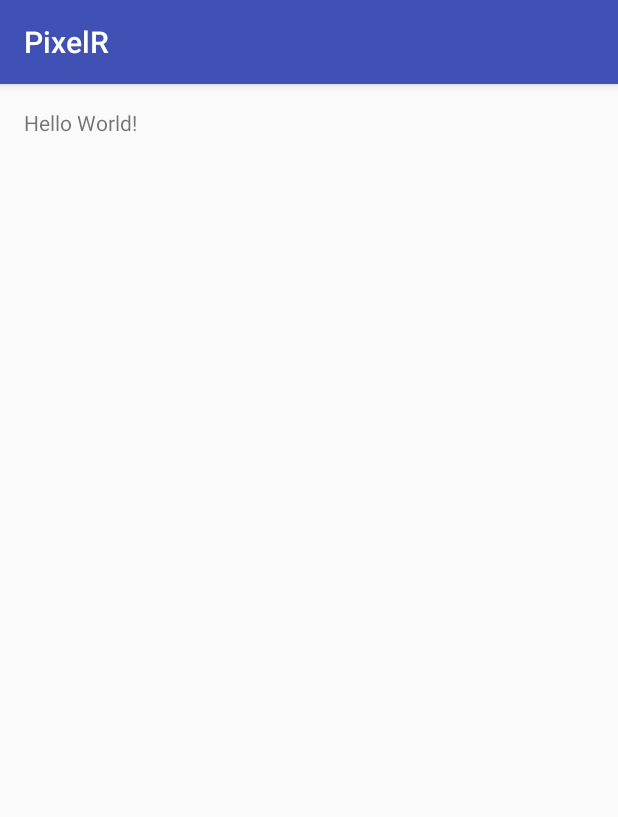
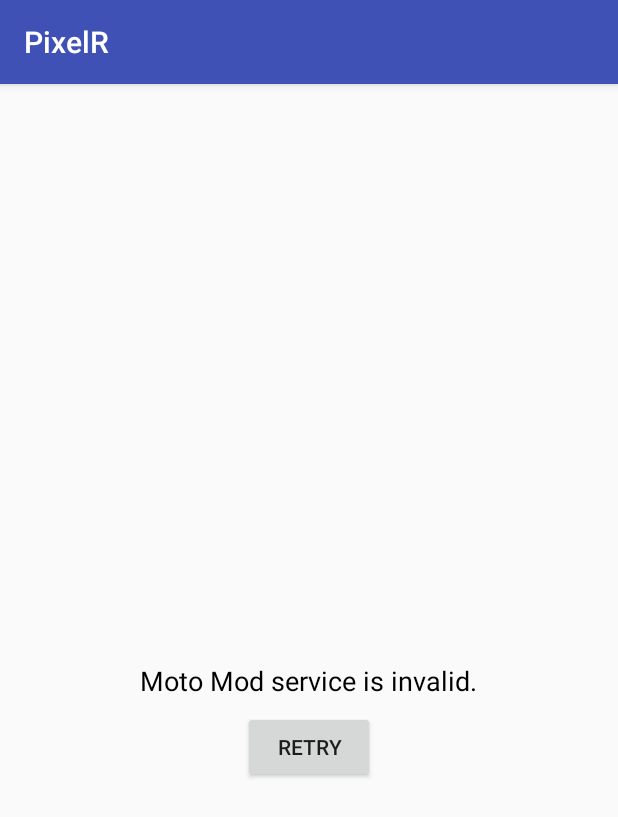
Before and after one commit to Tanay1998/Pixlr, an Android app: the screen it shows after launch (LauncherActivity), on a phone screen of 412 x 824 dp. Shown: the top 817 px of the screen. Run offline under Robolectric (Android 15) with nearby library versions, the light colour scheme and no system bars; our stand-ins replace ButterKnife.

Commit message:
Finished implementation of LauncherActivity.

```diff
--- a/app/src/main/java/com/moto/pixelr/activity/LauncherActivity.java
+++ b/app/src/main/java/com/moto/pixelr/activity/LauncherActivity.java
@@ -1,16 +1,20 @@
 package com.moto.pixelr.activity;
 
+import android.content.Context;
+import android.content.Intent;
 import android.os.Bundle;
 import android.support.annotation.Nullable;
 import android.support.v7.app.AppCompatActivity;
 import android.view.View;
+import android.widget.Button;
 import android.widget.ProgressBar;
 import android.widget.TextView;
-
+import com.moto.pixelr.MainActivity;
 import com.moto.pixelr.R;
-
+import com.motorola.mod.ModManager;
 import butterknife.BindView;
 import butterknife.ButterKnife;
+import butterknife.OnClick;
 import butterknife.Unbinder;
 
 /**
@@ -21,16 +25,23 @@ public class LauncherActivity extends AppCompatActivity {
 
     private Unbinder unbinder;
 
+    @BindView(R.id.launcher_button) Button retryButton;
     @BindView(R.id.launcher_progressBar) ProgressBar progressBar;
     @BindView(R.id.launcher_text) TextView launcherText;
+
+    @OnClick(R.id.launcher_button)
+    public void launcherButton() {
+        isDeviceMotoModReady(this);
+    }
 
     @Override
     protected void onCreate(@Nullable Bundle savedInstanceState) {
         super.onCreate(savedInstanceState);
-        setContentView(R.layout.activity_main);
+        setContentView(R.layout.activity_launcher);
         unbinder = ButterKnife.bind(this);
 
         initView();
+        isDeviceMotoModReady(this);
     }
 
     @Override
@@ -40,9 +51,45 @@ public class LauncherActivity extends AppCompatActivity {
     }
 
     private void initView() {
-        launcherText.setText("CHECKING DEVICE COMPATIBILITY...");
+        launcherText.setText("Checking device compatibility...");
         progressBar.setVisibility(View.VISIBLE);
     }
 
+    public void isDeviceMotoModReady(Context context) {
 
+        int service = ModManager.isModServicesAvailable(context);
+        String deviceStatus;
+        switch (service) {
+            case ModManager.SUCCESS:
+                launchActivity();
+                return;
+            case ModManager.SERVICE_MISSING:
+                deviceStatus = context.getString(R.string.SERVICE_MISSING);
+                break;
+            case ModManager.SERVICE_UPDATING:
+                deviceStatus = context.getString(R.string.SERVICE_UPDATING);
+                break;
+            case ModManager.SERVICE_VERSION_UPDATE_REQUIRED:
+                deviceStatus = context.getString(R.string.SERVICE_VERSION_UPDATE_REQUIRED);
+                break;
+            case ModManager.SERVICE_DISABLED:
+                deviceStatus = context.getString(R.string.SERVICE_DISABLED);
+                break;
+            case ModManager.SERVICE_INVALID:
+                deviceStatus = context.getString(R.string.SERVICE_INVALID);
+                break;
+            default:
+                deviceStatus = context.getString(R.string.SERVICE_NOT_AVAILABLE);
+                break;
+        }
+
+        launcherText.setText(deviceStatus);
+        progressBar.setVisibility(View.INVISIBLE);
+        retryButton.setVisibility(View.VISIBLE);
+    }
+
+    private void launchActivity() {
+        Intent intent = new Intent(this, MainActivity.class);
+        startActivity(intent);
+    }
 }
--- a/app/src/main/res/layout/activity_launcher.xml
+++ b/app/src/main/res/layout/activity_launcher.xml
@@ -1,25 +1,31 @@
 <?xml version="1.0" encoding="utf-8"?>
-<RelativeLayout xmlns:android="http://schemas.android.com/apk/res/android"
+<LinearLayout xmlns:android="http://schemas.android.com/apk/res/android"
     android:orientation="vertical"
     android:layout_width="match_parent"
-    android:layout_height="match_parent">
+    android:layout_height="match_parent"
+    android:gravity="center">
 
     <ProgressBar
         style="?android:attr/progressBarStyleLarge"
         android:layout_width="wrap_content"
         android:layout_height="wrap_content"
         android:id="@+id/launcher_progressBar"
-        android:layout_centerInParent="true"
-        android:visibility="invisible" />
+        android:visibility="invisible"
+        android:layout_marginBottom="8dp" />
 
     <TextView
         android:id="@+id/launcher_text"
         android:layout_width="wrap_content"
         android:layout_height="wrap_content"
-        android:layout_alignBottom="@+id/launcher_progressBar"
         android:textSize="18sp"
         android:textColor="@android:color/black"
-        android:layout_centerHorizontal="true"
         android:layout_marginBottom="8dp" />
 
-</RelativeLayout>
+    <Button
+        android:text="RETRY"
+        android:visibility="invisible"
+        android:layout_width="wrap_content"
+        android:layout_height="wrap_content"
+        android:id="@+id/launcher_button" />
+
+</LinearLayout>
--- a/app/src/main/res/values/strings.xml
+++ b/app/src/main/res/values/strings.xml
@@ -1,3 +1,19 @@
 <resources>
     <string name="app_name">PixelR</string>
+
+    <!-- description: [Mod service is available] -->
+    <string name="SERVICE_SUCCESS">Moto Mod service is available.</string>
+    <!-- description: [Mod service is missing] -->
+    <string name="SERVICE_MISSING">Moto Mod service is missing.</string>
+    <!-- description: [Mod service is updating] -->
+    <string name="SERVICE_UPDATING">Moto Mod service is updating.</string>
+    <!-- description: [Mod service need be updated] -->
+    <string name="SERVICE_VERSION_UPDATE_REQUIRED">Moto Mod service update required.</string>
+    <!-- description: [Mod service is disabled] -->
+    <string name="SERVICE_DISABLED">Moto Mod service is disabled.</string>
+    <!-- description: [Mod service is invalid] -->
+    <string name="SERVICE_INVALID">Moto Mod service is invalid.</string>
+    <!-- description: [None info] -->
+    <string name="SERVICE_NOT_AVAILABLE">Moto Mod service not available.</string>
+
 </resources>
```
Also changed, not shown: app/src/main/java/com/moto/pixelr/activity/PixelrActivity.java (added, +23 -0 lines), app/src/main/java/com/moto/pixelr/utils/MotoModsUtil.java (+9 -8 lines).
